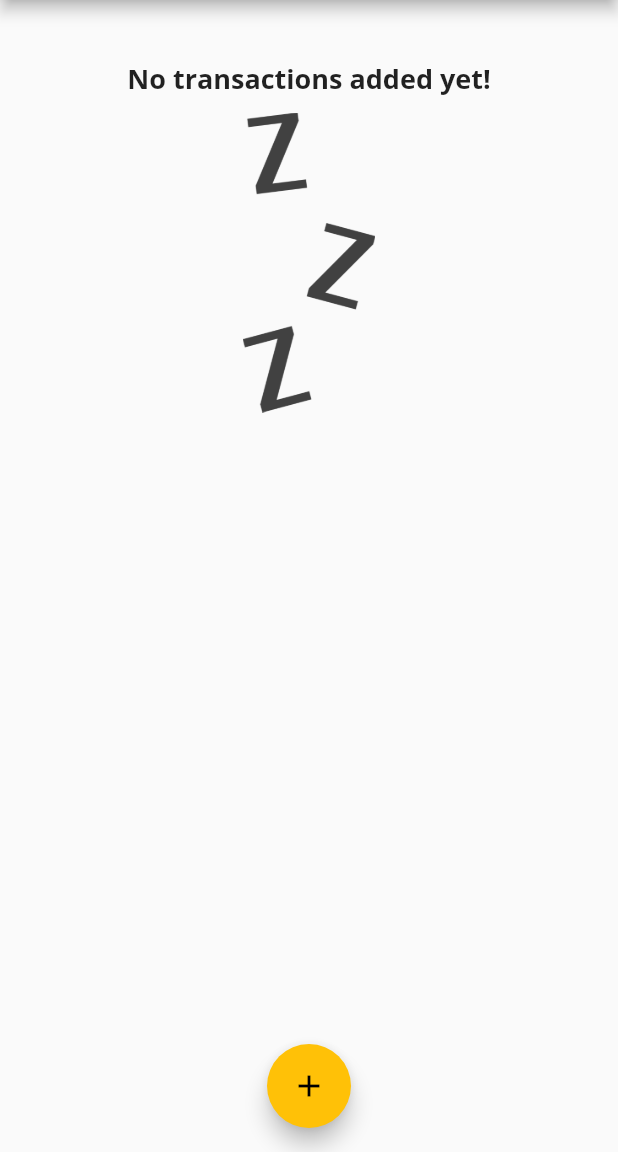
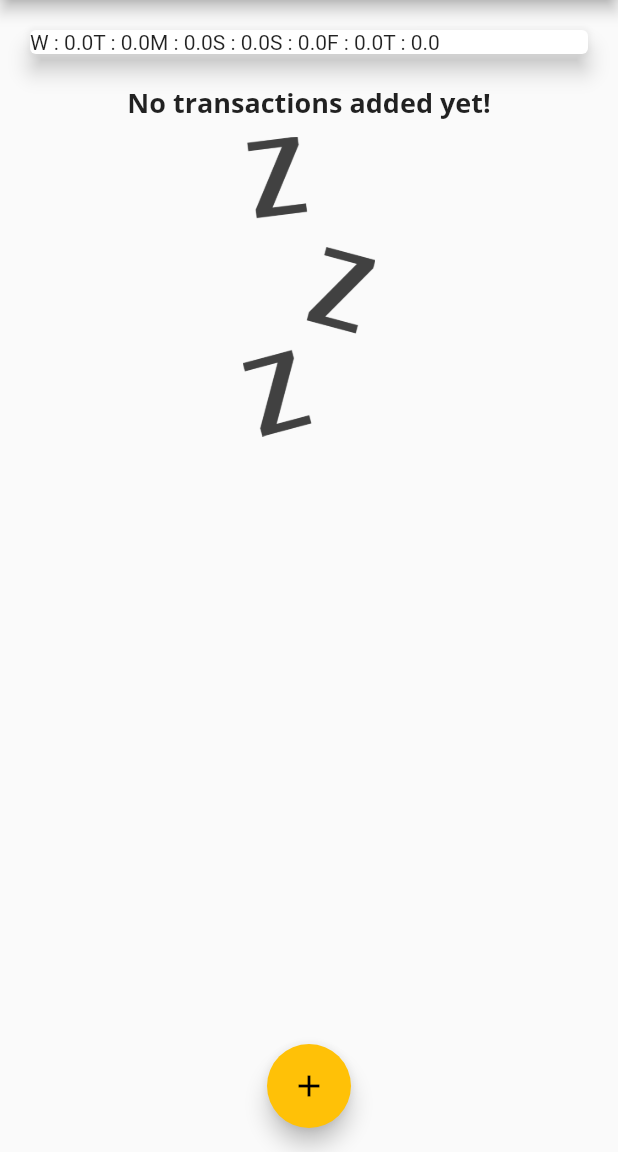
Before and after one commit to w9wen/personal_expenses_app, a Flutter app: the screen it shows after launch, on a phone screen of 412 x 824 dp, the part 84-1236 px from its top. Run offline on Flutter 3.47's test engine with Material 2 defaults, Android fonts, the phone set to English and light mode, and no system bars.

Commit message:
lamp($APP) Creating Bars for our Chart.

```diff
--- a/lib/widgets/chart.dart
+++ b/lib/widgets/chart.dart
@@ -27,7 +27,7 @@ class Chart extends StatelessWidget {
       print(totalSum);
 
       return {
-        "day": DateFormat.E().format(weekDay),
+        "day": DateFormat.E().format(weekDay).substring(0, 1),
         "amount": totalSum,
       };
     });
@@ -39,7 +39,9 @@ class Chart extends StatelessWidget {
       elevation: 6,
       margin: EdgeInsets.all(20),
       child: Row(
-        children: [],
+        children: groupedTransactionValues.map((e) {
+          return Text("${e["day"]} : ${e["amount"]}");
+        }).toList(),
       ),
     );
   }
```
Also changed, not shown: lib/widgets/chart_bar.dart (added, +51 -0 lines).
